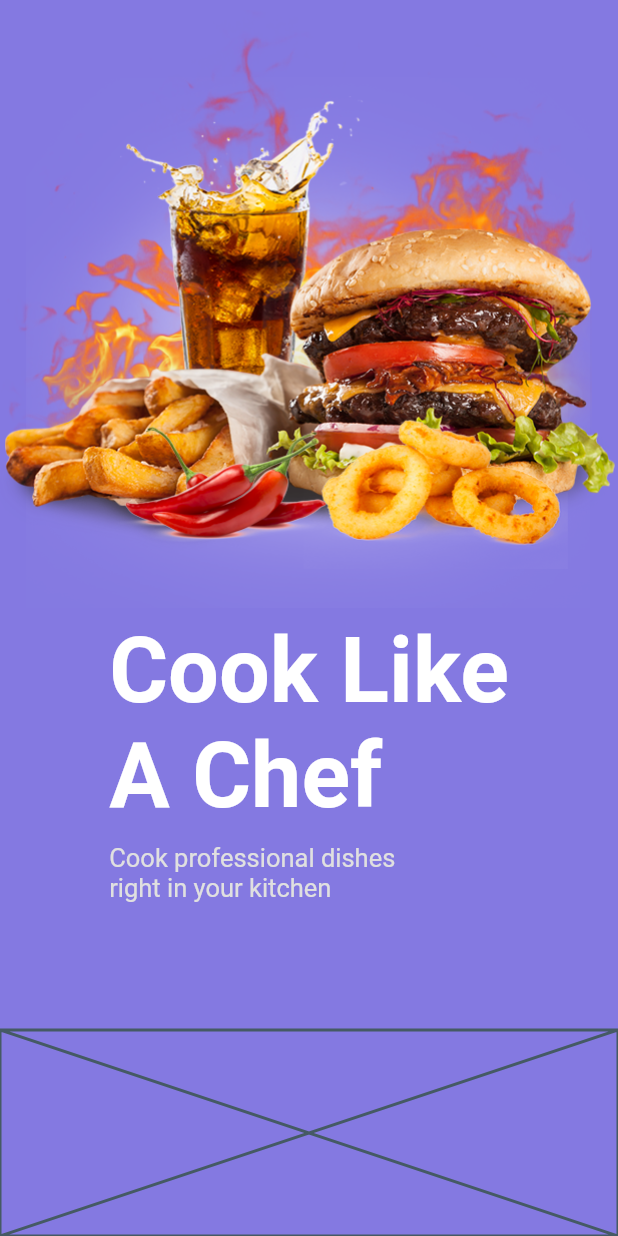
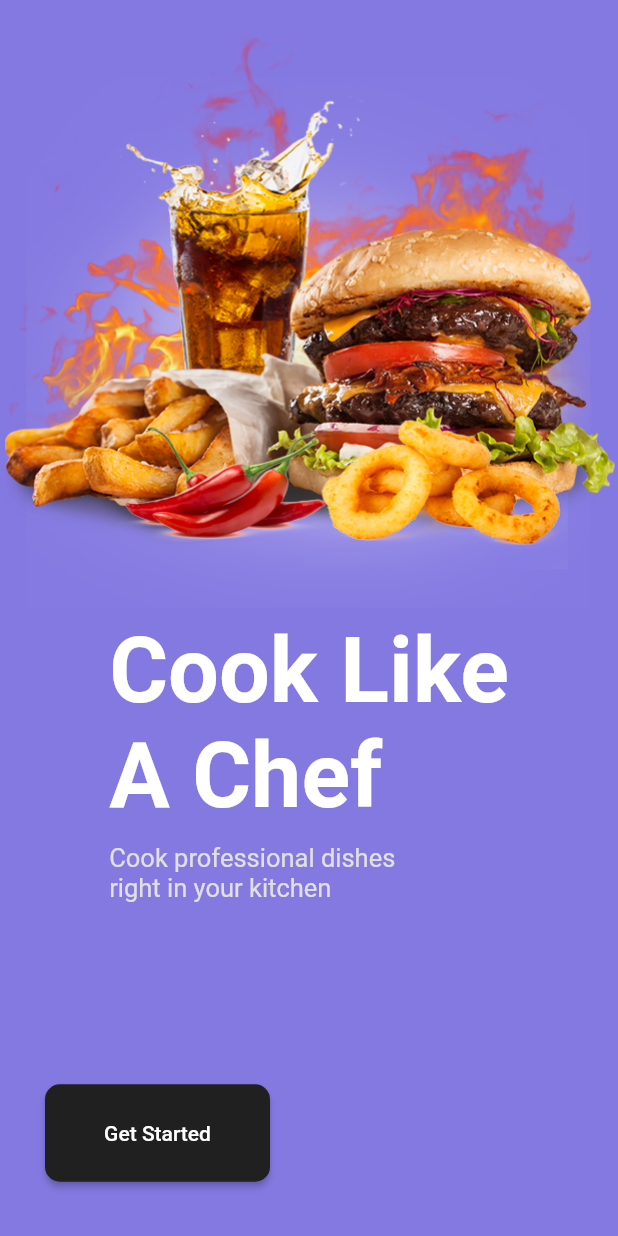
Before and after one commit to EmreKabali/dailydesignsession1, a Flutter app: the screen it shows after launch, on a phone screen of 412 x 824 dp. Run offline on Flutter 3.47's test engine with Material 2 defaults, Android fonts, the phone set to English and light mode, and no system bars; our stand-ins replace flutter_markdown, flutter_svg.

Commit message:
FoddHome - Part 2

```diff
--- a/lib/FoodMobile/FoodHome.dart
+++ b/lib/FoodMobile/FoodHome.dart
@@ -58,7 +58,28 @@ class _FoodHomeState extends State<FoodHome> {
                     )
                   ],
                 )),
-            Expanded(flex: 1, child: Placeholder()),
+            Expanded(
+                flex: 1,
+                child: Padding(
+                  padding: const EdgeInsets.only(left: 30.0),
+                  child: Row(
+                    mainAxisAlignment: MainAxisAlignment.start,
+                    children: [
+                      SizedBox(
+                        height: 65,
+                        width: 150,
+                        child: ElevatedButton(
+                            style: ElevatedButton.styleFrom(
+                              shape: RoundedRectangleBorder(
+                                  borderRadius: BorderRadius.circular(10)),
+                              primary: Color.fromARGB(255, 32, 32, 32),
+                            ),
+                            onPressed: () {},
+                            child: Text('Get Started')),
+                      )
+                    ],
+                  ),
+                )),
           ],
         ),
       )),
```
